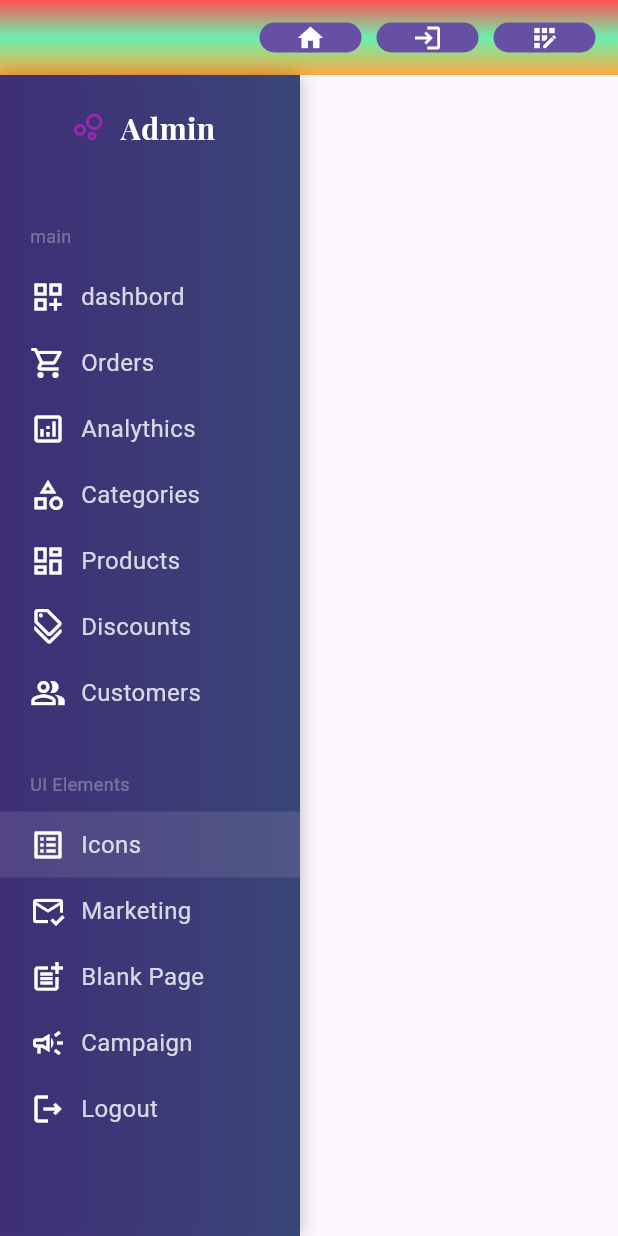
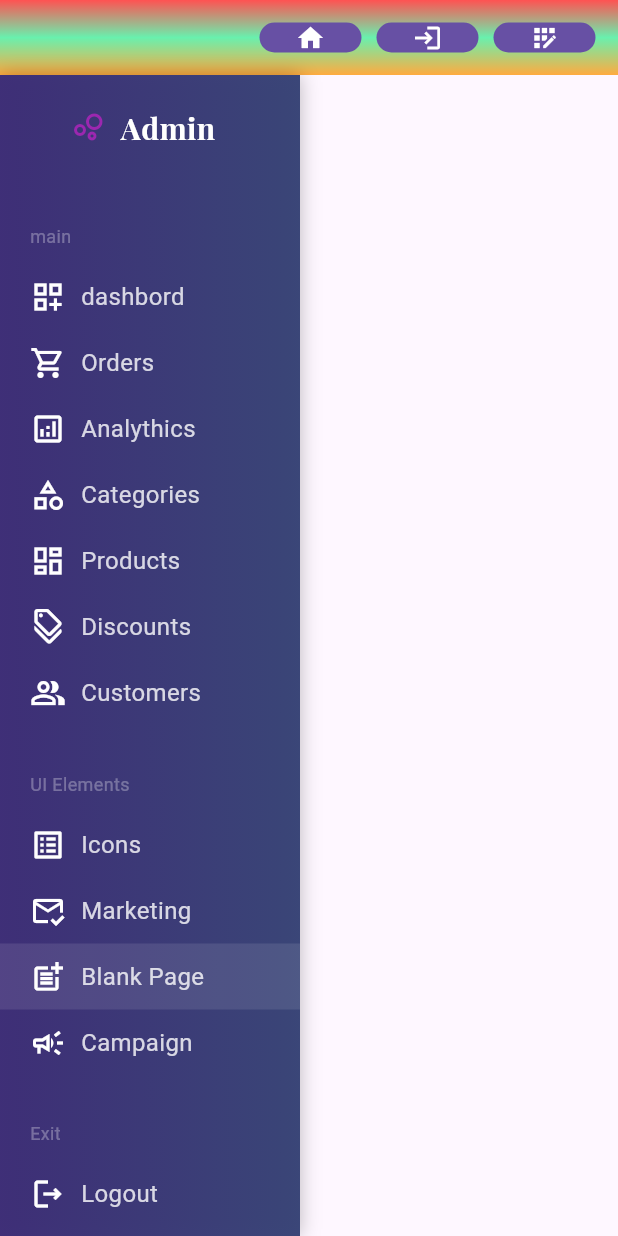
Before and after one commit to ldefeo/Curso-Flutter, a Flutter app: the Sidebar widget shown alone on an empty page, opened directly, on a phone screen of 412 x 824 dp. Run offline on Flutter 3.47's test engine with Material 3 defaults, Android fonts, the phone set to English and light mode, and no system bars; our stand-ins replace fluro, google_fonts, shared_preferences; accounts and stored records are empty.

Commit message:
nueva ruta agregada del sidebar

```diff
--- a/lib/routes/router.dart
+++ b/lib/routes/router.dart
@@ -14,6 +14,7 @@ class Flurorouter {
   static String registrationroute = '/registration';
   static String authroute = '/auth';
   static String iconsroute = '/auth/icons';
+  static String blankroute = '/auth/blank';
 
   static void configuredRoutes() {
 
@@ -29,6 +30,7 @@ class Flurorouter {
 
     router.define(iconsroute, handler: AuthHandler.icons,  transitionType: TransitionType.none);
 
+    router.define(blankroute, handler: AuthHandler.blank,  transitionType: TransitionType.none);
 
   }
 
--- a/lib/ui/shared/sidebar.dart
+++ b/lib/ui/shared/sidebar.dart
@@ -38,8 +38,10 @@ class Sidebar extends StatelessWidget {
           const TextSeparator(text: 'UI Elements'),
           MenuItem(text: 'Icons', icon: Icons.list_alt_outlined, isActive: isActive(context, Flurorouter.iconsroute), onPressed: ()=>onPressed(Flurorouter.iconsroute)),
           MenuItem(text: 'Marketing', icon: Icons.mark_email_read_outlined, onPressed: (){}),
-          MenuItem(text: 'Blank Page', icon: Icons.post_add_outlined, onPressed: (){}),
+          MenuItem(text: 'Blank Page', icon: Icons.post_add_outlined, isActive: isActive(context, Flurorouter.blankroute), onPressed: ()=>onPressed(Flurorouter.blankroute)),
           MenuItem(text: 'Campaign', icon: Icons.campaign_outlined, onPressed: (){}),
+          const SizedBox(height: 30,),
+          const TextSeparator(text: 'Exit'),
           MenuItem(text: 'Logout', icon: Icons.logout_outlined, onPressed: (){}),
         ]
       ),
```
Also changed, not shown: lib/routes/auth_handlers.dart (+15 -0 lines), lib/ui/views/auth_views/blank_page_view.dart (added, +27 -0 lines).
